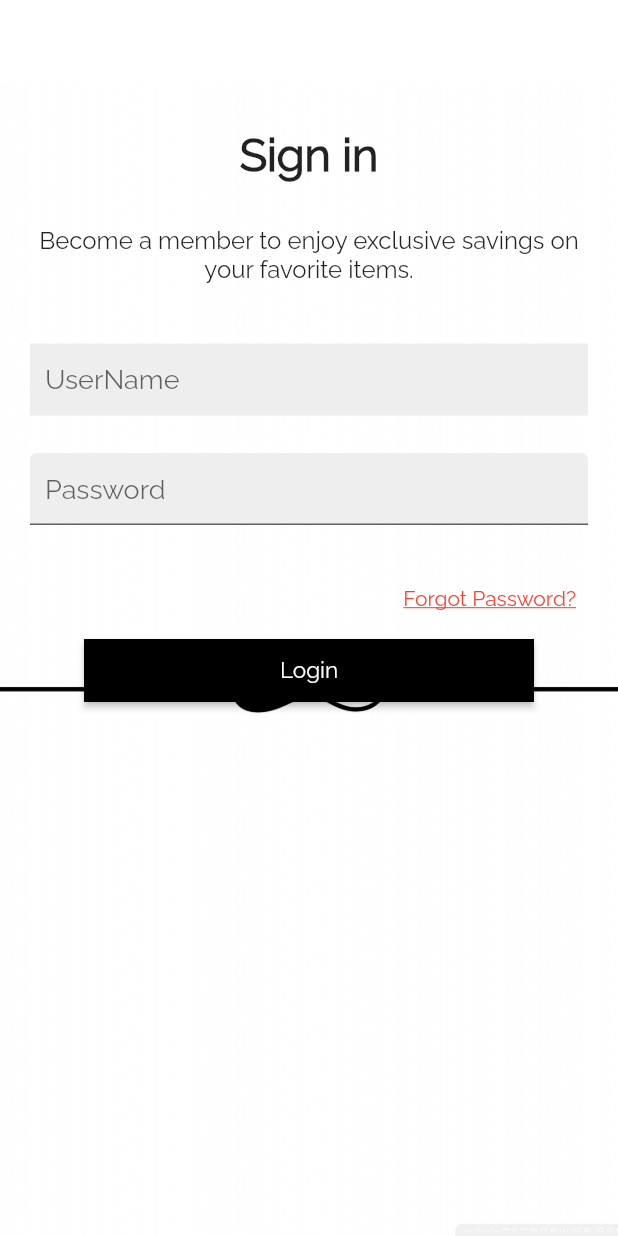
After one commit to xamata/flutter_GraphQL_test, a Flutter app: the SettingsPage screen opened directly, on a phone screen of 412 x 824 dp. The commit adds this screen. Run offline on Flutter 3.47's test engine with Material 2 defaults, Android fonts, the phone set to English and light mode, and no system bars; our stand-ins replace email_validator, graphql_flutter; network calls fail.

Commit message:
Added a settings_page.dart and using it to remake the sign in page with a form, and formtextfields, fascinating

```diff
--- a/lib/main.dart
+++ b/lib/main.dart
@@ -3,6 +3,7 @@ import 'package:flutter/material.dart';
 import 'package:flutter_mobile_sim_test_1/account_page.dart';
 import 'package:flutter_mobile_sim_test_1/cart_page.dart';
 import 'package:flutter_mobile_sim_test_1/favorties_page.dart';
+import 'package:flutter_mobile_sim_test_1/settings_page.dart';
 import 'package:graphql_flutter/graphql_flutter.dart';
 
 import 'products_page.dart';
@@ -85,7 +86,7 @@ class _MyHomePageState extends State<MyHomePage> {
     AccountPage(),
     FavortiesPage(),
     CartPage(),
-    ProductsPage(),
+    SettingsPage(),
   ];
 
   @override
--- /dev/null
+++ b/lib/settings_page.dart
@@ -0,0 +1,140 @@
+import 'package:flutter/material.dart';
+
+class SettingsPage extends StatefulWidget {
+  const SettingsPage({Key? key}) : super(key: key);
+
+  @override
+  _SettingsPageState createState() => _SettingsPageState();
+}
+
+class _SettingsPageState extends State<SettingsPage> {
+  @override
+  Widget build(BuildContext context) {
+    return Scaffold(
+      appBar: AppBar(
+        backgroundColor: Colors.white,
+        elevation: 0,
+      ),
+      body: Stack(
+        fit: StackFit.expand,
+        children: [
+          Container(
+            decoration: const BoxDecoration(
+              color: Colors.white,
+              image: DecorationImage(
+                image: AssetImage("images/background.jpeg"),
+                fit: BoxFit.cover,
+                alignment: Alignment(0.0, -5.0),
+              ),
+            ),
+          ),
+          SingleChildScrollView(
+            child: Form(
+              child: Column(
+                children: <Widget>[
+                  const Padding(
+                    padding: EdgeInsets.all(30.0),
+                    child: Text(
+                      "Sign in",
+                      style: TextStyle(
+                          fontFamily: "RaleWay",
+                          fontSize: 30,
+                          fontWeight: FontWeight.bold),
+                    ),
+                  ),
+                  const Padding(
+                    padding: EdgeInsets.only(left: 20, right: 20, bottom: 30),
+                    child: Text(
+                      "Become a member to enjoy exclusive savings on your favorite items.",
+                      style: TextStyle(
+                        fontSize: 16,
+                      ),
+                      textAlign: TextAlign.center,
+                    ),
+                  ),
+                  Stack(
+                    children: <Widget>[
+                      SingleChildScrollView(
+                        child: Container(
+                          padding: const EdgeInsets.symmetric(
+                              horizontal: 20, vertical: 10),
+                          child: Column(
+                            children: [
+                              TextField(
+                                autocorrect: false,
+                                autofocus: false,
+                                style: const TextStyle(fontSize: 18),
+                                // controller: _controller,
+                                decoration: InputDecoration(
+                                  hintText: 'UserName',
+                                  border: InputBorder.none,
+                                  filled: true,
+                                  fillColor: Colors.grey[200],
+                                  contentPadding: const EdgeInsets.all(10.0),
+                                ),
+                              ),
+                              Padding(
+                                padding: const EdgeInsets.symmetric(
+                                  vertical: 25,
+                                ),
+                                child: TextField(
+                                  autocorrect: false,
+                                  autofocus: false,
+                                  obscureText: false,
+                                  style: const TextStyle(fontSize: 18),
+                                  decoration: InputDecoration(
+                                    hintText: "Password",
+                                    filled: true,
+                                    fillColor: Colors.grey[200],
+                                    contentPadding: const EdgeInsets.all(10.0),
+                                  ),
+                                ),
+                              ),
+                              Row(
+                                mainAxisAlignment: MainAxisAlignment.end,
+                                children: [
+                                  TextButton(
+                                    child: const Text(
+                                      "Forgot Password?",
+                                      style: TextStyle(
+                                        decoration: TextDecoration.underline,
+                                      ),
+                                    ),
+                                    onPressed: () {},
+                                    style: ButtonStyle(
+                                        overlayColor:
+                                            MaterialStateProperty.all<Color>(
+                                      Colors.white,
+                                    )),
+                                  ),
+                                ],
+                              ),
+                              RawMaterialButton(
+                                onPressed: () {},
+                                constraints:
+                                    const BoxConstraints(minWidth: 300),
+                                splashColor: Colors.black12,
+                                fillColor: Colors.black,
+                                padding:
+                                    const EdgeInsets.symmetric(vertical: 12),
+                                child: const Text(
+                                  "Login",
+                                  style: TextStyle(
+                                      color: Colors.white, fontSize: 15),
+                                ),
+                              ),
+                            ],
+                          ),
+                        ),
+                      ),
+                    ],
+                  )
+                ],
+              ),
+            ),
+          ),
+        ],
+      ),
+    );
+  }
+}
```
Also changed, not shown: lib/account_page.dart (+131 -127 lines), 1 other file.
